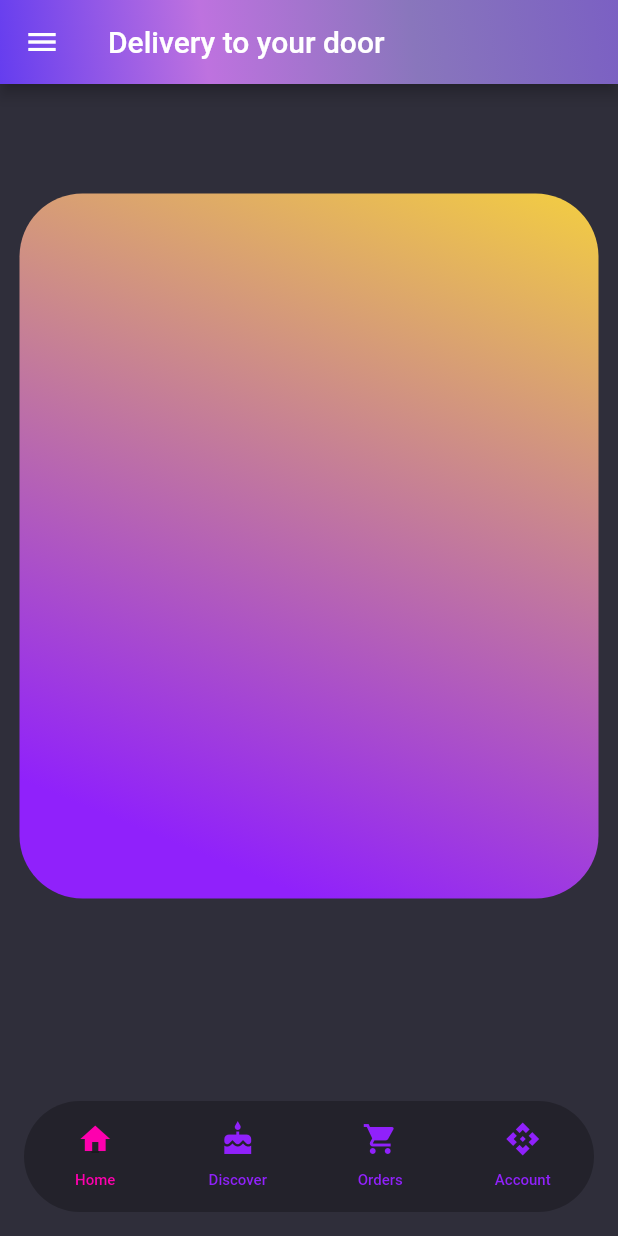
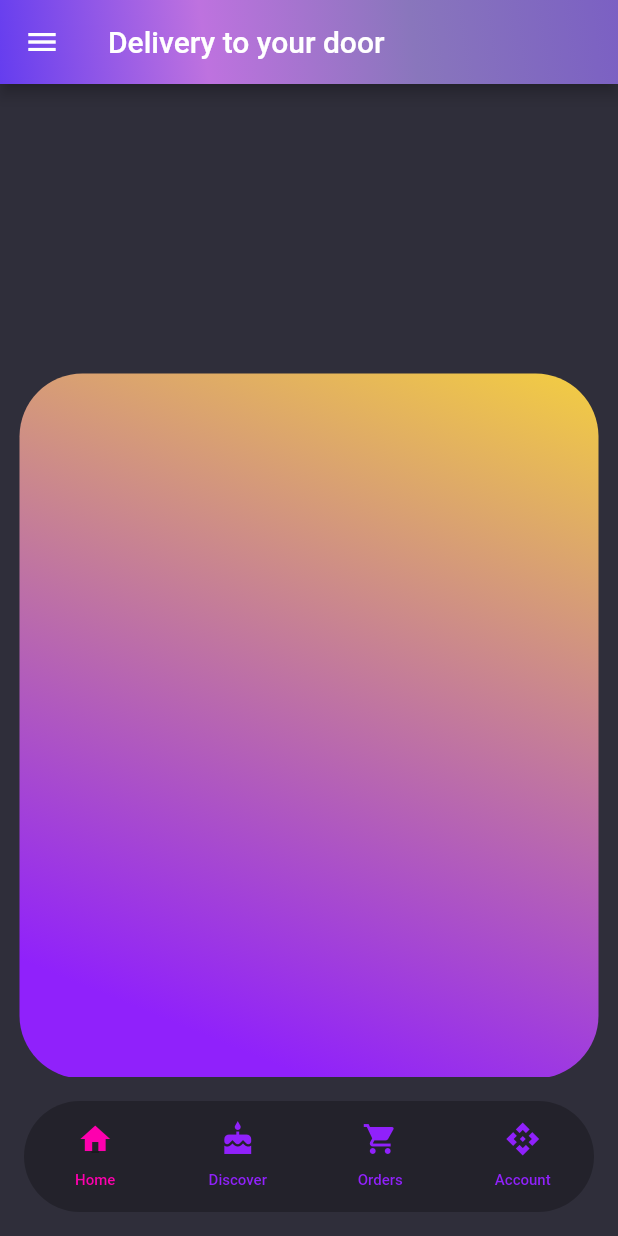
Before and after one commit to iNeedHelpX/foodorderapp, a Flutter app: the screen it shows after launch, on a phone screen of 412 x 824 dp. Run offline on Flutter 3.47's test engine with Material 2 defaults, Android fonts, the phone set to English and light mode, and no system bars; our stand-ins replace flutter_custom_clippers; missing offline and left inert: clip_shadow.

Commit message:
added top box for space fill

```diff
--- a/lib/helpers/bodybox.dart
+++ b/lib/helpers/bodybox.dart
@@ -17,7 +17,7 @@ class Box extends StatelessWidget {
         crossAxisAlignment: CrossAxisAlignment.center,
         children: <Widget>[
           SizedBox(height: 60),
-          //SizedBox(height: 120),
+          SizedBox(height: 120),
           Stack(
             alignment: Alignment.topCenter,
             clipBehavior: Clip.antiAliasWithSaveLayer,
```
